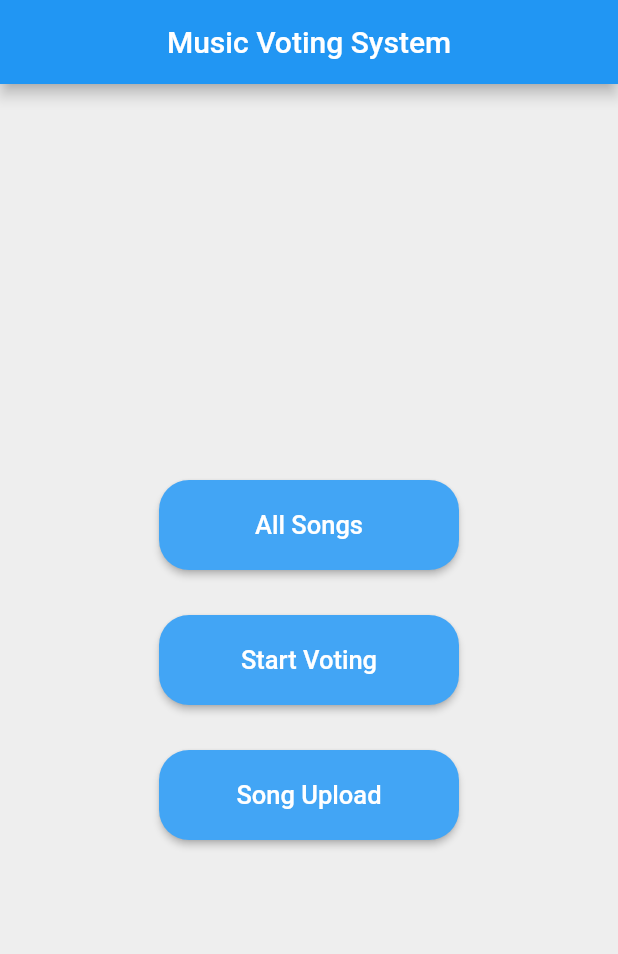
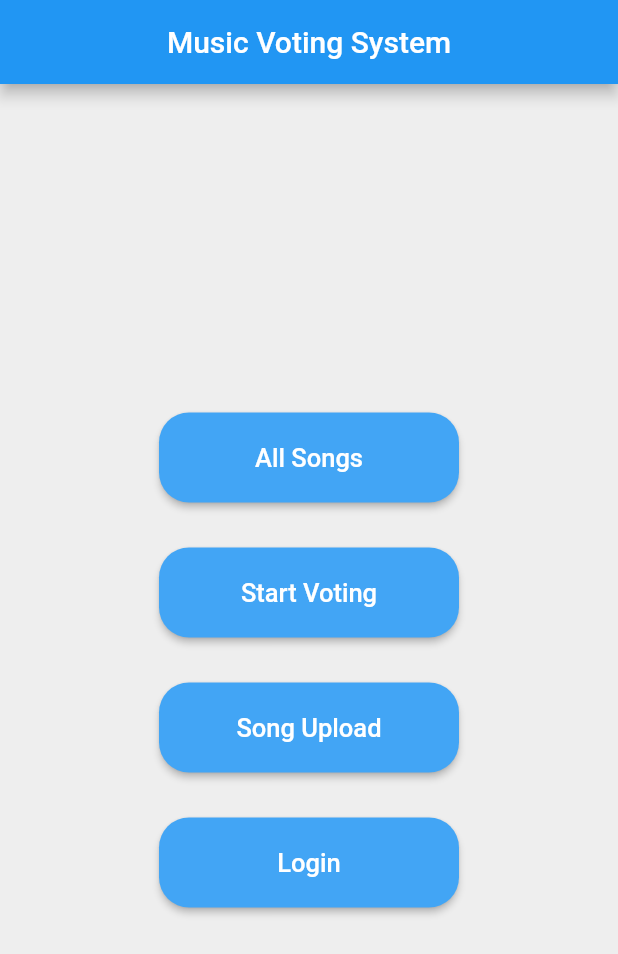
Before and after one commit to mykha1l/MusicVotingServer, a Flutter app: the screen it shows after launch, on a phone screen of 412 x 824 dp. Shown: the top 954 px of the screen. Run offline on Flutter 3.47's test engine with Material 2 defaults, Android fonts, the phone set to English and light mode, and no system bars; our stand-ins replace dio, file_picker.

Commit message:
Flutter: start implementing Login

```diff
--- a/mvs_flutter/lib/main.dart
+++ b/mvs_flutter/lib/main.dart
@@ -1,4 +1,5 @@
 import 'package:flutter/material.dart';
+import 'package:mvs_flutter/pages/Login.dart';
 import 'package:mvs_flutter/pages/SongList.dart';
 import 'package:mvs_flutter/pages/Home.dart';
 import 'package:mvs_flutter/pages/PairsOfSongs.dart';
@@ -14,6 +15,7 @@ void main() {
       '/songList': (context) => SongList(),
       '/pairsOfSongs': (context) => PairsOfSongs(),
       '/uploadSongs': (context) => UploadSongs(),
+      '/login': (context) => Login(),
     },
   ));
 }
--- a/mvs_flutter/lib/pages/Home.dart
+++ b/mvs_flutter/lib/pages/Home.dart
@@ -71,6 +71,23 @@ class _HomeState extends State<Home> {
                 ),
               ),
             ),
+            const SizedBox(height: 30),
+            ButtonTheme(
+              buttonColor: Colors.blue[400],
+              minWidth: 200.0,
+              height: 60.0,
+              shape: RoundedRectangleBorder(
+                  borderRadius: BorderRadius.circular(20)),
+              child: RaisedButton(
+                onPressed: () {
+                  Navigator.pushNamed(context, '/login');
+                },
+                child: Text(
+                  'Login',
+                  style: TextStyle(color: Colors.white, fontSize: 17),
+                ),
+              ),
+            ),
           ],
         ),
       ),
--- a/mvs_flutter/lib/services/ApiExamples.dart
+++ b/mvs_flutter/lib/services/ApiExamples.dart
@@ -41,3 +41,13 @@ Future<Response> postRequest(List<String> votes) async {
 
   return response;
 }
+
+
+Future<Response> login(Map<String, String> formData) async {
+  const String url = HOST + '/login';
+
+  Response response = await post(url,
+      headers: {"Content-Type": "application/x-www-form-urlencoded"}, body: formData);
+
+  return response;
+}
```
Also changed, not shown: mvs_flutter/lib/pages/Login.dart (added, +92 -0 lines), 1 other file.
